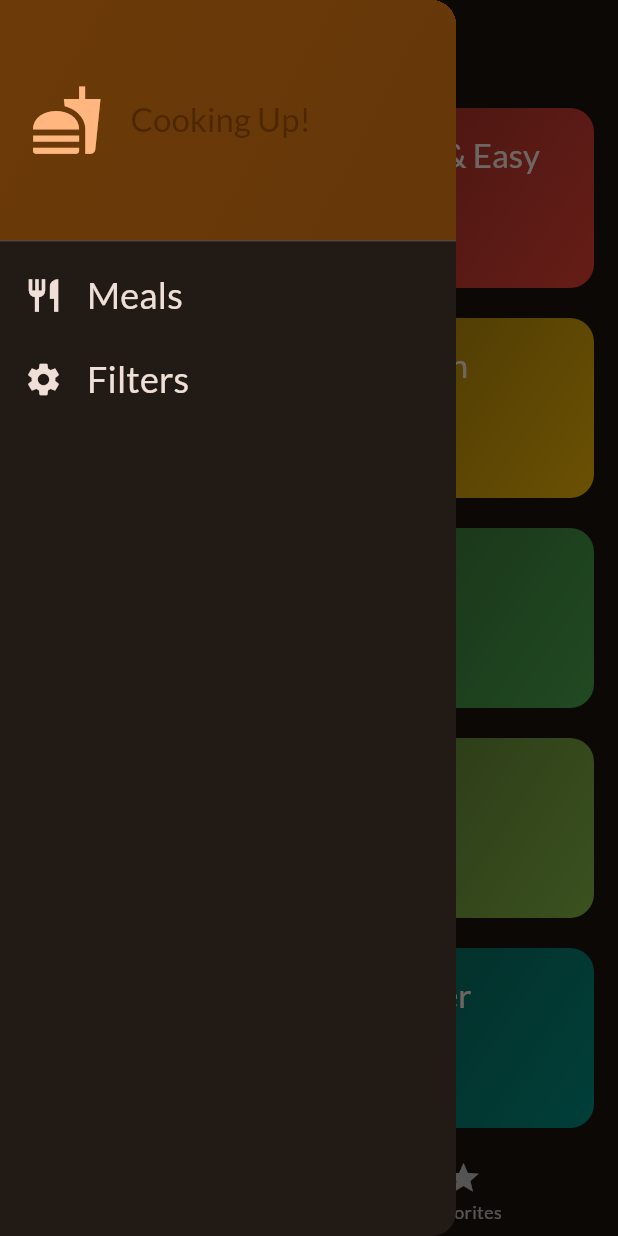
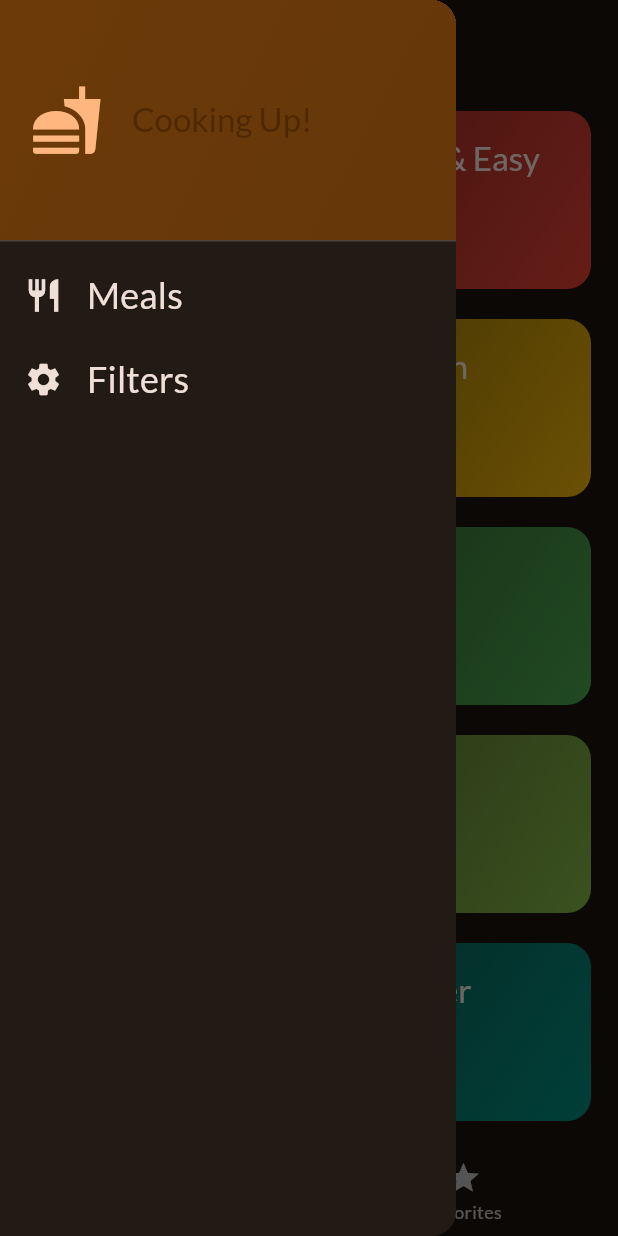
Before and after one commit to Joexwilly/meals, a Flutter app: the screen it shows after launch, with the side drawer open, on a phone screen of 412 x 824 dp. Run offline on Flutter 3.47's test engine with Material 2 defaults, Android fonts, the phone set to English and light mode, and no system bars; our stand-ins replace flutter_riverpod, google_fonts, transparent_image.

Commit message:
minor adjustment

```diff
--- a/lib/models/category.dart
+++ b/lib/models/category.dart
@@ -4,7 +4,7 @@ class Category {
   const Category({
     required this.id,
     required this.title,
-    this.color = Colors.orange,
+    this.color = Colors.brown,
   });
   final String id;
   final String title;
--- a/lib/screens/categories.dart
+++ b/lib/screens/categories.dart
@@ -29,7 +29,7 @@ class CategoriesScreen extends StatelessWidget {
   @override
   Widget build(BuildContext context) {
     return GridView(
-      padding: const EdgeInsets.all(16),
+      padding: const EdgeInsets.all(18),
       gridDelegate: const SliverGridDelegateWithFixedCrossAxisCount(
           crossAxisCount: 2,
           childAspectRatio: 3 / 2,
--- a/lib/widgets/main_drawer.dart
+++ b/lib/widgets/main_drawer.dart
@@ -32,7 +32,9 @@ class MainDrawer extends StatelessWidget {
                   size: 49,
                   color: Theme.of(context).colorScheme.primary,
                 ),
-                const SizedBox(width: 18),
+                const SizedBox(
+                  width: 19,
+                ),
                 Text(
                   'Cooking Up!',
                   style: Theme.of(context).textTheme.titleLarge!.copyWith(
```
